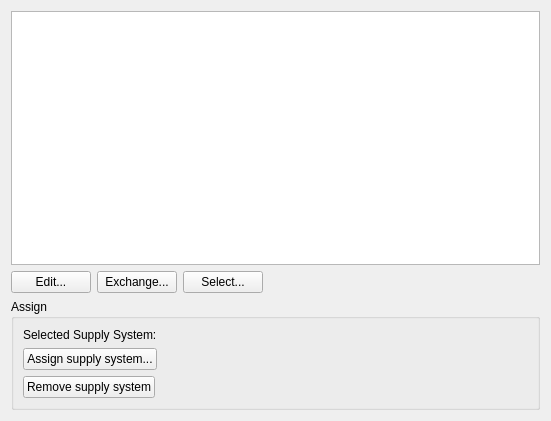
Qt form SIM-VICUS/src/SVPropSupplySystemsWidget.ui (ghorwin/SIM-VICUS) before a commit.
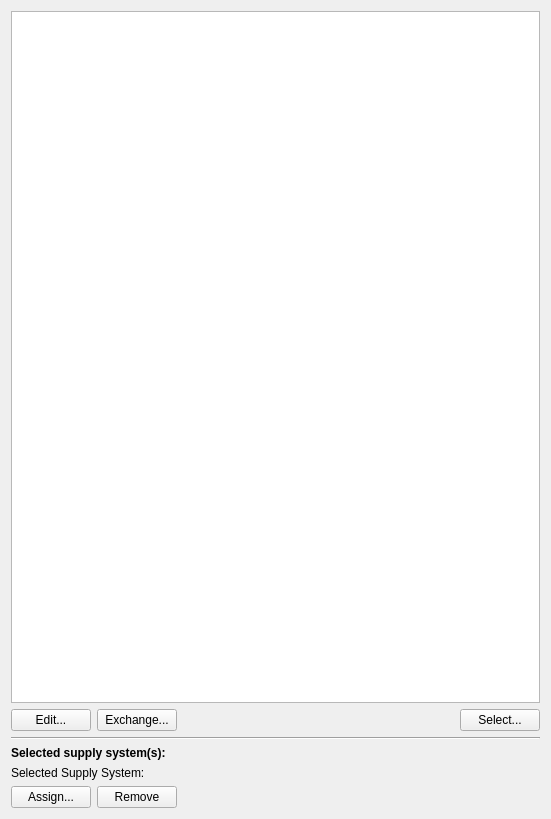
The same form after that commit.

Commit message: Updated layouting of supply-systems

```diff
--- a/SIM-VICUS/src/SVPropSupplySystemsWidget.ui
+++ b/SIM-VICUS/src/SVPropSupplySystemsWidget.ui
@@ -7,17 +7,19 @@
     <x>0</x>
     <y>0</y>
     <width>551</width>
-    <height>421</height>
+    <height>819</height>
    </rect>
   </property>
   <property name="windowTitle">
    <string>Form</string>
   </property>
-  <layout class="QGridLayout" name="mainGridLayout">
-   <item row="0" column="0" colspan="4">
+  <layout class="QVBoxLayout" name="verticalLayout">
+   <item>
     <widget class="QTableWidget" name="tableWidgetSupplySystems"/>
    </item>
-   <item row="1" column="0">
+   <item>
+    <layout class="QHBoxLayout" name="horizontalLayout">
+     <item>
     <widget class="QPushButton" name="pushButtonEditSupplySystem">
      <property name="text">
       <string>Edit...</string>
@@ -30,7 +32,7 @@
      </property>
     </widget>
    </item>
-   <item row="1" column="1">
+     <item>
     <widget class="QPushButton" name="pushButtonExchangeSupplySystem">
      <property name="text">
       <string>Exchange...</string>
@@ -43,20 +45,7 @@
      </property>
     </widget>
    </item>
-   <item row="1" column="2">
-    <widget class="QPushButton" name="pushButtonSelectSupplySystem">
-     <property name="text">
-      <string>Select...</string>
-     </property>
-     <property name="iconSize">
-      <size>
-       <width>24</width>
-       <height>24</height>
-      </size>
-     </property>
-    </widget>
-   </item>
-   <item row="1" column="3">
+     <item>
     <spacer name="horizontalSpacer_4">
      <property name="orientation">
       <enum>Qt::Horizontal</enum>
@@ -69,57 +58,76 @@
      </property>
     </spacer>
    </item>
-   <item row="2" column="0" colspan="4">
-    <widget class="QGroupBox" name="groupBox">
-     <property name="title">
-      <string>Assign</string>
-     </property>
-     <layout class="QGridLayout" name="gridLayout">
-      <item row="0" column="0">
+     <item>
+      <widget class="QPushButton" name="pushButtonSelectSupplySystem">
+       <property name="text">
+        <string>Select...</string>
+       </property>
+       <property name="iconSize">
+        <size>
+         <width>24</width>
+         <height>24</height>
+        </size>
+       </property>
+      </widget>
+     </item>
+    </layout>
+   </item>
+   <item>
+    <widget class="Line" name="line">
+     <property name="orientation">
+      <enum>Qt::Horizontal</enum>
+     </property>
+    </widget>
+   </item>
+   <item>
+    <widget class="QLabel" name="label_2">
+     <property name="font">
+      <font>
+       <bold>true</bold>
+      </font>
+     </property>
+     <property name="text">
+      <string>Selected supply system(s):</string>
+     </property>
+    </widget>
+   </item>
+   <item>
+    <layout class="QHBoxLayout" name="horizontalLayout_2" stretch="0,1">
+     <item>
        <widget class="QLabel" name="label">
         <property name="text">
          <string>Selected Supply System:</string>
         </property>
        </widget>
       </item>
-      <item row="0" column="1">
+     <item>
        <widget class="QLabel" name="labelSelectedSupplySystem">
         <property name="text">
          <string/>
         </property>
        </widget>
       </item>
-      <item row="1" column="0">
-       <layout class="QFormLayout" name="formLayout">
-        <item row="0" column="0">
+    </layout>
+   </item>
+   <item>
+    <layout class="QHBoxLayout" name="horizontalLayout_3">
+     <item>
          <widget class="QPushButton" name="pushButtonAssignSupplySystem">
           <property name="text">
-           <string>Assign supply system...</string>
+        <string>Assign...</string>
           </property>
          </widget>
         </item>
-        <item row="0" column="1">
-         <spacer name="horizontalSpacer">
-          <property name="orientation">
-           <enum>Qt::Horizontal</enum>
-          </property>
-          <property name="sizeHint" stdset="0">
-           <size>
-            <width>40</width>
-            <height>20</height>
-           </size>
-          </property>
-         </spacer>
-        </item>
-        <item row="1" column="0">
+     <item>
          <widget class="QPushButton" name="pushButtonRemoveSupplySystem">
           <property name="text">
-           <string>Remove supply system</string>
+        <string>Remove</string>
           </property>
          </widget>
         </item>
-        <item row="1" column="1">
-         <spacer name="horizontalSpacer_2">
+     <item>
+      <spacer name="horizontalSpacer_3">
           <property name="orientation">
            <enum>Qt::Horizontal</enum>
           </property>
@@ -132,9 +140,6 @@
          </spacer>
         </item>
        </layout>
-      </item>
-     </layout>
-    </widget>
    </item>
   </layout>
  </widget>
```
Lines whose indentation alone changed are shown as unchanged. The commit also changes 1 other file.
